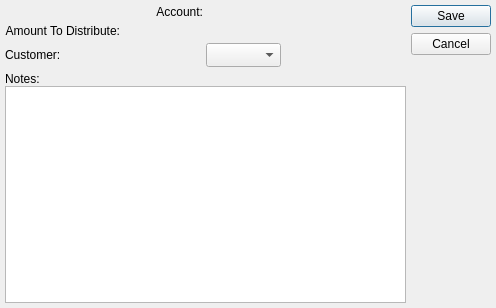
The window that guiclient/cashReceiptMiscDistrib.ui (Pegasus-RPG/xtuple-client) describes before a commit, drawn with Qt 5.
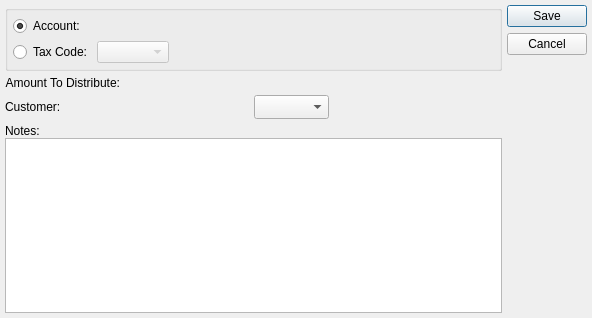
The same window after the commit. Custom widgets are drawn as their Qt base class.

Commit message:
Issue #28032: VAT Tax Handling on (misc) Cash Receipts (#1264)
* Issue #28032: VAT Tax Handling on (misc) Cash Receipts

* Resolve Travis CI issue

Patch:
```diff
--- a/guiclient/cashReceiptMiscDistrib.ui
+++ b/guiclient/cashReceiptMiscDistrib.ui
@@ -13,8 +13,8 @@
    <rect>
     <x>0</x>
     <y>0</y>
-    <width>496</width>
-    <height>308</height>
+    <width>592</width>
+    <height>318</height>
    </rect>
   </property>
   <property name="windowTitle">
@@ -24,18 +24,59 @@
    <item row="0" column="0">
     <layout class="QVBoxLayout">
      <item>
-      <layout class="QHBoxLayout">
-       <item>
-        <widget class="QLabel" name="_accountLit">
+      <widget class="QGroupBox" name="groupBox">
+       <property name="title">
+        <string/>
+       </property>
+       <layout class="QGridLayout" name="gridLayout_2">
+        <item row="0" column="0">
+         <widget class="QRadioButton" name="_accountSelected">
          <property name="text">
           <string>Account:</string>
          </property>
-         <property name="alignment">
-          <set>Qt::AlignRight|Qt::AlignTrailing|Qt::AlignVCenter</set>
+          <property name="checked">
+           <bool>true</bool>
          </property>
         </widget>
        </item>
+        <item row="1" column="0">
+         <widget class="QRadioButton" name="_taxCodeSelected">
+          <property name="text">
+           <string>Tax Code:</string>
+          </property>
+         </widget>
+        </item>
+        <item row="1" column="1">
+         <layout class="QHBoxLayout" name="horizontalLayout">
        <item>
+           <widget class="XComboBox" name="_taxCode">
+            <property name="allowNull">
+             <bool>true</bool>
+            </property>
+            <property name="enabled">
+             <bool>false</bool>
+            </property>
+            <property name="type">
+             <enum>XComboBox::TaxCodes</enum>
+            </property>
+           </widget>
+          </item>
+          <item>
+           <spacer name="horizontalSpacer">
+            <property name="orientation">
+             <enum>Qt::Horizontal</enum>
+            </property>
+            <property name="sizeHint" stdset="0">
+             <size>
+              <width>40</width>
+              <height>20</height>
+             </size>
+            </property>
+           </spacer>
+          </item>
+         </layout>
+        </item>
+        <item row="0" column="1">
         <widget class="GLCluster" name="_account">
          <property name="focusPolicy">
           <enum>Qt::StrongFocus</enum>
@@ -43,6 +84,7 @@
         </widget>
        </item>
       </layout>
+      </widget>
      </item>
      <item>
       <layout class="QHBoxLayout">
```
Left out of the diff: 18 changed lines with no effect on the pictures. Lines whose indentation alone changed are shown as unchanged. The commit also changes 4 other files.
